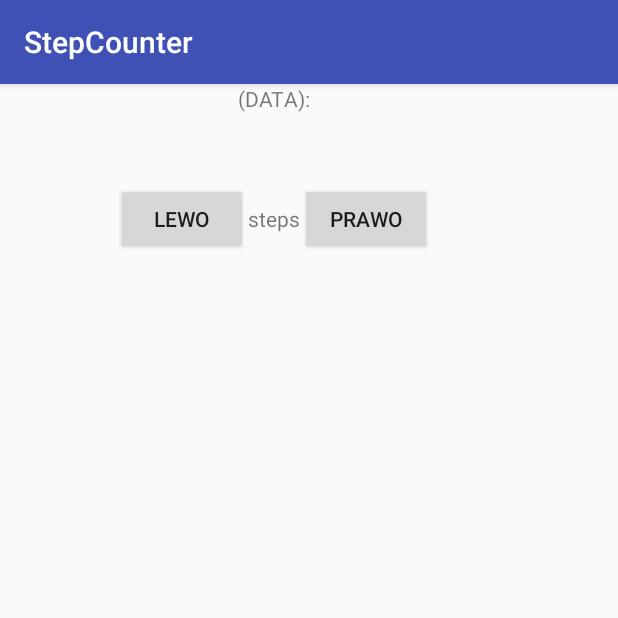
After one commit to Jacu96/StepCounter, an Android app: the History screen opened directly, with no data from a screen before it, on a phone screen of 412 x 824 dp, the top half of it. The commit adds this screen. Run offline under Robolectric (Android 15) with nearby library versions, the phone set to English and light mode, and no system bars.

Commit message:
-baza damych ma metody pobierania kroków i daty z konkretnego id - 2 aktywność do historii która pobiera dane z bazy -chyba rozwiązany problem niechcianego resetownia kroków

```diff
--- /dev/null
+++ b/app/src/main/java/com/example/jacek/stepcounter/History.java
@@ -0,0 +1,71 @@
+package com.example.jacek.stepcounter;
+
+import android.support.v7.app.AppCompatActivity;
+import android.os.Bundle;
+import android.view.View;
+import android.widget.Button;
+import android.widget.TextView;
+import java.util.Calendar;
+import android.content.Context;
+import java.util.Calendar;
+
+public class History extends AppCompatActivity {
+    private TextView tv_label;
+    private TextView tv_steps;
+    private Button previousButton;
+    private Button nextButton;
+    private Calendar calendar=Calendar.getInstance();
+    private Context context=this;
+    private int steps;
+    int i=1;
+
+    @Override
+    protected void onCreate(Bundle savedInstanceState) {
+        super.onCreate(savedInstanceState);
+        setContentView(R.layout.activity_history);
+        previousButton=(Button) findViewById(R.id.previousButton);
+        nextButton=(Button) findViewById(R.id.nextButton);
+        tv_steps = (TextView) findViewById(R.id.tv_steps);
+        tv_label = (TextView) findViewById(R.id.tv_label);
+        //TODO wstawic zamiast slowa date brana z bazy danych
+        tv_label.setText("(DATA):");
+
+        tv_steps.setText("steps");
+
+        previousButton.setOnClickListener(new View.OnClickListener() {
+            @Override
+            public void onClick(View view) {
+                Database db=Database.getInstance(context);
+
+                steps=db.getSteps(i);//ToDo liczba ktokow z bazy danych
+                calendar.setTimeInMillis(db.getDate(i));
+                tv_label.setText(calendar.get(Calendar.DAY_OF_MONTH)+"."+
+                        calendar.get(Calendar.MONTH)+"."+
+                        calendar.get(Calendar.YEAR)+" H:"+
+                        calendar.get(Calendar.HOUR_OF_DAY)+" M:"+
+                        calendar.get(Calendar.MINUTE)+" S:"+
+                        calendar.get(Calendar.SECOND));
+                i--;
+                tv_steps.setText("steps");
+            }
+        });
+        nextButton.setOnClickListener(new View.OnClickListener() {
+            @Override
+            public void onClick(View view) {
+                Database db=Database.getInstance(context);
+
+                steps=db.getSteps(i);//ToDo liczba ktokow z bazy danych
+                calendar.setTimeInMillis(0/*TODO warosc z bazy danych*/);
+                tv_label.setText(calendar.get(Calendar.DAY_OF_MONTH)+"."+
+                                calendar.get(Calendar.MONTH)+"."+
+                                calendar.get(Calendar.YEAR)+" H:"+
+                                calendar.get(Calendar.HOUR_OF_DAY)+" M:"+
+                                calendar.get(Calendar.MINUTE)+" S:"+
+                                calendar.get(Calendar.SECOND));
+                i++;
+                tv_steps.setText(steps+"");
+            }
+        });
+
+    }
+}
--- /dev/null
+++ b/app/src/main/res/layout/activity_history.xml
@@ -0,0 +1,54 @@
+<?xml version="1.0" encoding="utf-8"?>
+<android.support.constraint.ConstraintLayout xmlns:android="http://schemas.android.com/apk/res/android"
+    xmlns:app="http://schemas.android.com/apk/res-auto"
+    xmlns:tools="http://schemas.android.com/tools"
+    android:layout_width="match_parent"
+    android:layout_height="match_parent"
+    tools:context=".History">
+
+    <LinearLayout
+        android:layout_width="365dp"
+        android:layout_height="114dp"
+        android:gravity="center_vertical|center_horizontal"
+        android:orientation="vertical"
+        tools:layout_editor_absoluteX="8dp"
+        tools:layout_editor_absoluteY="8dp">
+
+        <TextView
+            android:id="@+id/tv_label"
+            android:layout_width="wrap_content"
+            android:layout_height="wrap_content"
+            android:layout_weight="1"
+            android:text="TextView" />
+
+        <LinearLayout
+            android:layout_width="wrap_content"
+            android:layout_height="wrap_content"
+            android:orientation="horizontal"
+            tools:layout_editor_absoluteX="8dp"
+            tools:layout_editor_absoluteY="8dp">
+
+            <Button
+                android:id="@+id/previousButton"
+                android:layout_width="wrap_content"
+                android:layout_height="wrap_content"
+                android:layout_weight="1"
+                android:text="lewo" />
+
+            <TextView
+                android:id="@+id/tv_steps"
+                android:layout_width="wrap_content"
+                android:layout_height="wrap_content"
+                android:layout_weight="3"
+                                                               />
+
+            <Button
+                android:id="@+id/nextButton"
+                android:layout_width="wrap_content"
+                android:layout_height="wrap_content"
+                android:layout_weight="1"
+                android:text="prawo" />
+        </LinearLayout>
+    </LinearLayout>
+
+</android.support.constraint.ConstraintLayout>
```
Also changed, not shown: app/src/main/AndroidManifest.xml (+5 -3 lines), app/src/main/java/com/example/jacek/stepcounter/AlarmReceiver.java (+35 -0 lines), app/src/main/java/com/example/jacek/stepcounter/Database.java (+96 -32 lines), app/src/main/java/com/example/jacek/stepcounter/MainActivity.java (+18 -7 lines), app/src/main/java/com/example/jacek/stepcounter/SensorListener.java (+55 -18 lines), app/src/main/res/layout/activity_main.xml (+10 -4 lines).
